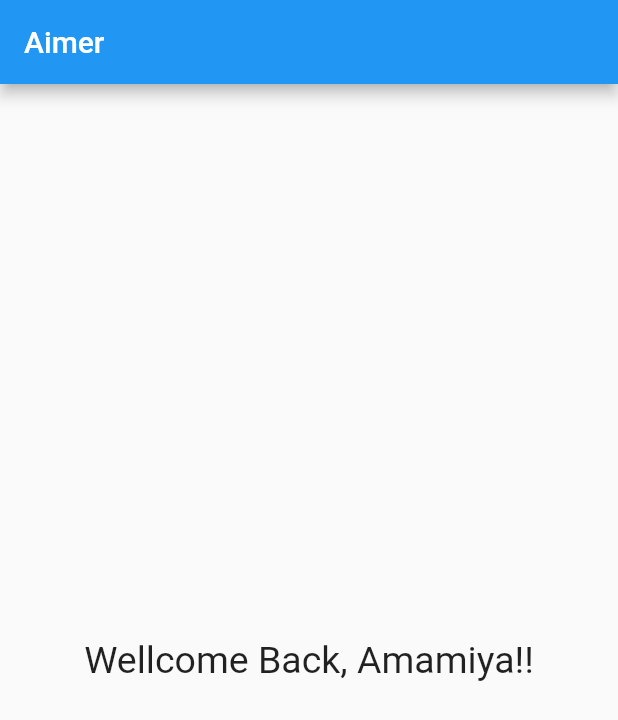
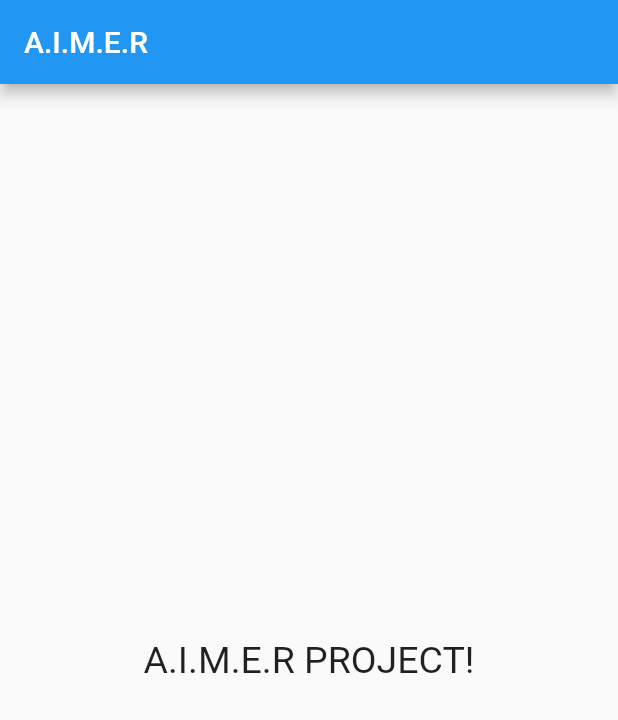
Before and after one commit to Amamiyakun02/Aimer-Front-End, a Flutter app: the screen it shows after launch, on a phone screen of 412 x 824 dp. Shown: the top 720 px of the screen. Run offline on Flutter 3.47's test engine with Material 2 defaults, Android fonts, the phone set to English and light mode, and no system bars.

Commit message:
initial commit

```diff
--- a/lib/main.dart
+++ b/lib/main.dart
@@ -13,11 +13,11 @@ class MyApp extends StatelessWidget {
     return MaterialApp(
       home: Scaffold(
         appBar: AppBar(
-          title: Text('Aimer'),
+          title: Text('A.I.M.E.R'),
         ),
         body: Center(
           child: Text(
-            'Wellcome Back, Amamiya!!',
+            'A.I.M.E.R PROJECT!',
             style: TextStyle(fontSize: 25.0),
           ),
         ),
```
